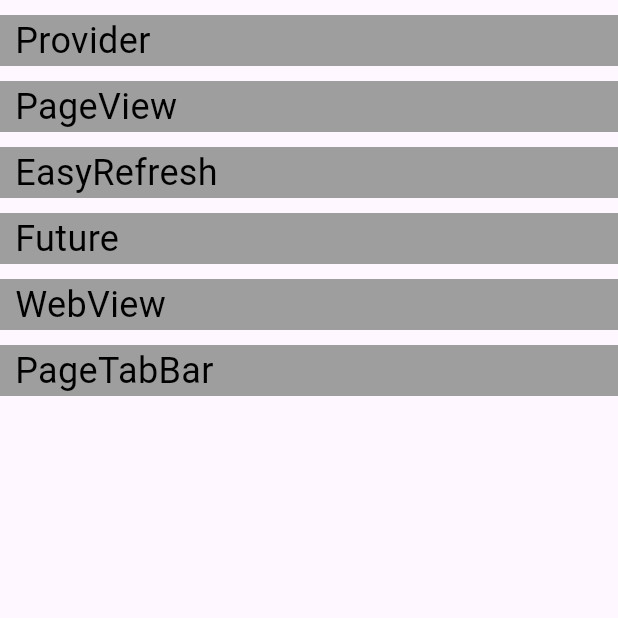
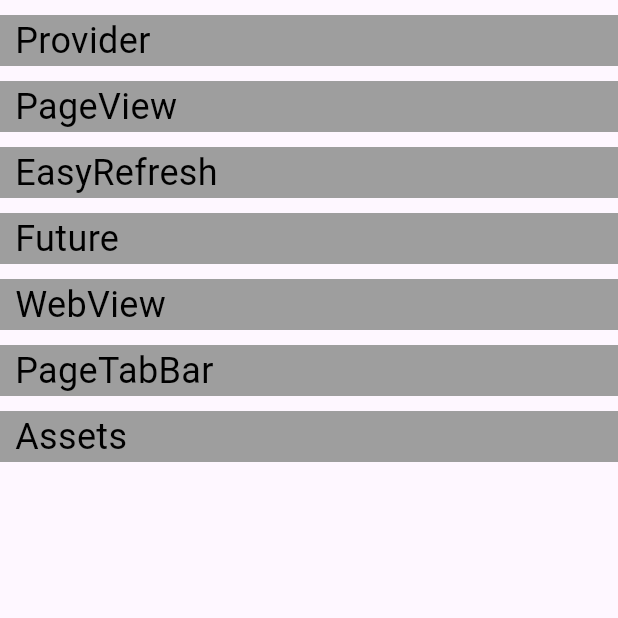
Before and after one commit to xiaolanlaia/flutter_utils, a Flutter app: the screen it shows after launch, on a phone screen of 412 x 824 dp, the top half of it. Run offline on Flutter 3.47's test engine with Material 3 defaults, Android fonts, the phone set to English and light mode, and no system bars; our stand-ins replace easy_refresh, logger, webview_flutter.

Commit message:
feat: assets-配置images

```diff
--- a/lib/ui/page_home.dart
+++ b/lib/ui/page_home.dart
@@ -3,6 +3,7 @@ import 'package:flutter_utils/ui/pageView/page_view_page.dart';
 import 'package:flutter_utils/ui/refresh/page_refresh.dart';
 import 'package:flutter_utils/ui/tabbar/page_tabbar.dart';
 import 'package:flutter_utils/ui/webview/page_webview.dart';
+import 'assets/page_assets.dart';
 import 'future/page_future.dart';
 import 'provider/page_provider_first.dart';
 
@@ -12,7 +13,8 @@ const easyRefresh = "EasyRefresh";
 const future = "Future";
 const webView = "WebView";
 const pageTabBar = "PageTabBar";
-const pageList = [provider,pageView,easyRefresh,future,webView,pageTabBar];
+const assets = "Assets";
+const pageList = [provider,pageView,easyRefresh,future,webView,pageTabBar,assets];
 
 class HomePage extends StatelessWidget{
   const HomePage({super.key});
@@ -50,6 +52,10 @@ class HomePage extends StatelessWidget{
                   Navigator.of(context).push(MaterialPageRoute(builder: (context) => PageTabBar()));
                   break;
                 }
+                case assets:{
+                  Navigator.of(context).push(MaterialPageRoute(builder: (context) => PageAssets()));
+                  break;
+                }
               }
             },
             child: Container(
--- /dev/null
+++ b/lib/utils/res_images.dart
@@ -0,0 +1,14 @@
+import 'package:flutter/material.dart';
+
+///
+/// @Description
+/// @Author WuJianFeng
+/// @Date 2024/3/1 13:39
+///
+
+class ImageUtils{
+
+  static Image getImg(String imgName){
+    return Image.asset("assets/images/$imgName");
+  }
+}
--- a/pubspec.yaml
+++ b/pubspec.yaml
@@ -67,6 +67,11 @@ flutter:
   # the material Icons class.
   uses-material-design: true
 
+  assets:
+    - assets/images/login_identity.webp
+    - assets/images/2.0x/login_identity.webp
+    - assets/images/3.0x/login_identity.webp
+
   # To add assets to your application, add an assets section, like this:
   # assets:
   #   - images/a_dot_burr.jpeg
```
Also changed, not shown: lib/ui/assets/page_assets.dart (added, +27 -0 lines), assets/images/2.0x/login_identity.webp (added), assets/images/3.0x/login_identity.webp (added), assets/images/login_identity.webp (added), lib/utils/res_colors.dart (renamed from lib/utils/color_utils.dart).
